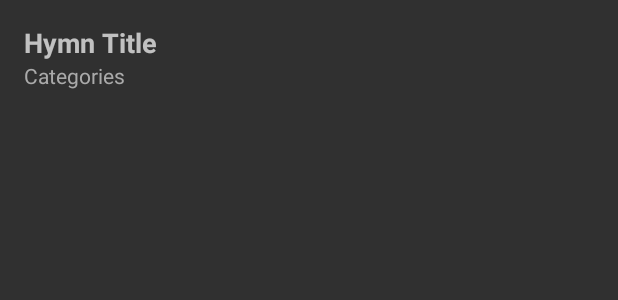
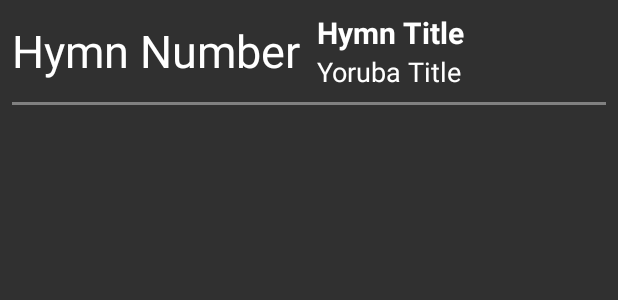
Before and after one commit to Timmilytim/Grace-Hymns, an Android app: the layout item_hymn.xml on its own in the app's theme, with its tools: preview values and no code run, on a phone screen of 412 x 824 dp. Shown: the top 300 px of the screen. Run offline under Robolectric (Android 15) with nearby library versions, the phone set to English and light mode, and no system bars.

```diff
--- a/app/src/main/res/layout/activity_all_songs.xml
+++ b/app/src/main/res/layout/activity_all_songs.xml
@@ -4,7 +4,6 @@
     android:layout_height="match_parent"
     xmlns:tools="http://schemas.android.com/tools"
     android:orientation="vertical"
-    android:padding="16dp"
     android:background="@color/custom"
     tools:context=".AllSongsActivity">
 
--- a/app/src/main/res/layout/item_hymn.xml
+++ b/app/src/main/res/layout/item_hymn.xml
@@ -1,9 +1,44 @@
 <?xml version="1.0" encoding="utf-8"?>
-<LinearLayout xmlns:android="http://schemas.android.com/apk/res/android"
+<LinearLayout
+    xmlns:android="http://schemas.android.com/apk/res/android"
     android:layout_width="match_parent"
     android:layout_height="wrap_content"
     android:orientation="vertical"
-    android:padding="16dp">
+    android:padding="8dp">
+
+    <!-- Row Layout for Titles and Number -->
+    <LinearLayout
+        android:layout_width="match_parent"
+        android:layout_height="wrap_content"
+        android:orientation="horizontal"
+        android:gravity="center_vertical">
+
+        <!-- Column for Hymn Number -->
+        <LinearLayout
+            android:layout_width="wrap_content"
+            android:layout_height="wrap_content"
+            android:gravity="end"
+            android:paddingEnd="3dp">
+
+            <!-- Hymn Number -->
+            <TextView
+                android:id="@+id/tvHymnNumber"
+                android:layout_width="wrap_content"
+                android:layout_height="wrap_content"
+                android:text="Hymn Number"
+                android:textSize="30sp"
+                android:textColor="@color/white"
+                android:gravity="end"/>
+
+        </LinearLayout>
+
+        <!-- Column for Titles -->
+        <LinearLayout
+            android:layout_width="0dp"
+            android:layout_height="wrap_content"
+            android:layout_weight="1"
+            android:orientation="vertical"
+            android:paddingStart="8dp">
 
             <!-- Hymn Title -->
             <TextView
@@ -11,15 +46,28 @@
                 android:layout_width="wrap_content"
                 android:layout_height="wrap_content"
                 android:text="Hymn Title"
-        android:textSize="18sp"
-        android:textStyle="bold" />
+                android:textSize="20sp"
+                android:textStyle="bold"
+                android:textColor="@color/white"/>
 
-    <!-- Categories -->
+            <!-- Yoruba Title -->
             <TextView
-        android:id="@+id/tvCategories"
+                android:id="@+id/yorubaTitle"
                 android:layout_width="wrap_content"
                 android:layout_height="wrap_content"
-        android:text="Categories"
-        android:textSize="14sp"
-        android:textColor="@android:color/darker_gray" />
+                android:text="Yoruba Title"
+                android:textSize="18sp"
+                android:textColor="@color/white"/>
+
         </LinearLayout>
+
+    </LinearLayout>
+
+    <!-- Divider Line -->
+    <View
+        android:layout_width="match_parent"
+        android:layout_height="2dp"
+        android:layout_marginTop="8dp"
+        android:background="@color/grey" />
+
+</LinearLayout>
--- a/app/src/main/res/values/colors.xml
+++ b/app/src/main/res/values/colors.xml
@@ -7,5 +7,6 @@
     <color name="teal_700">#FF018786</color>
     <color name="black">#FF000000</color>
     <color name="white">#FFFFFFFF</color>
+    <color name="grey">#808080</color>
     <color name="custom">#022C3D</color>
 </resources>
```
Also changed, not shown: app/src/main/java/com/example/gracehyms/AllSongsActivity.java (+11 -14 lines), app/src/main/java/com/example/gracehyms/HymnAdapter.java (+29 -12 lines), app/src/main/java/com/example/gracehyms/MyDatabaseHelper.java (+148 -3 lines), app/src/main/assets/Hymns.csv (deleted). Lines whose indentation alone changed are shown as unchanged.
